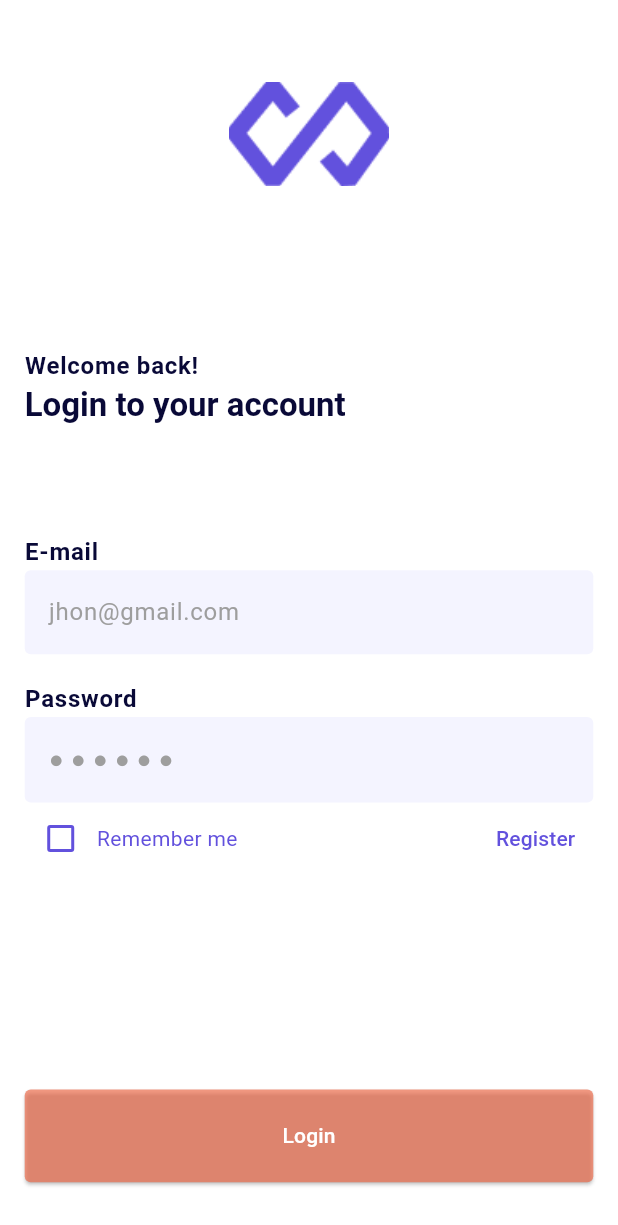
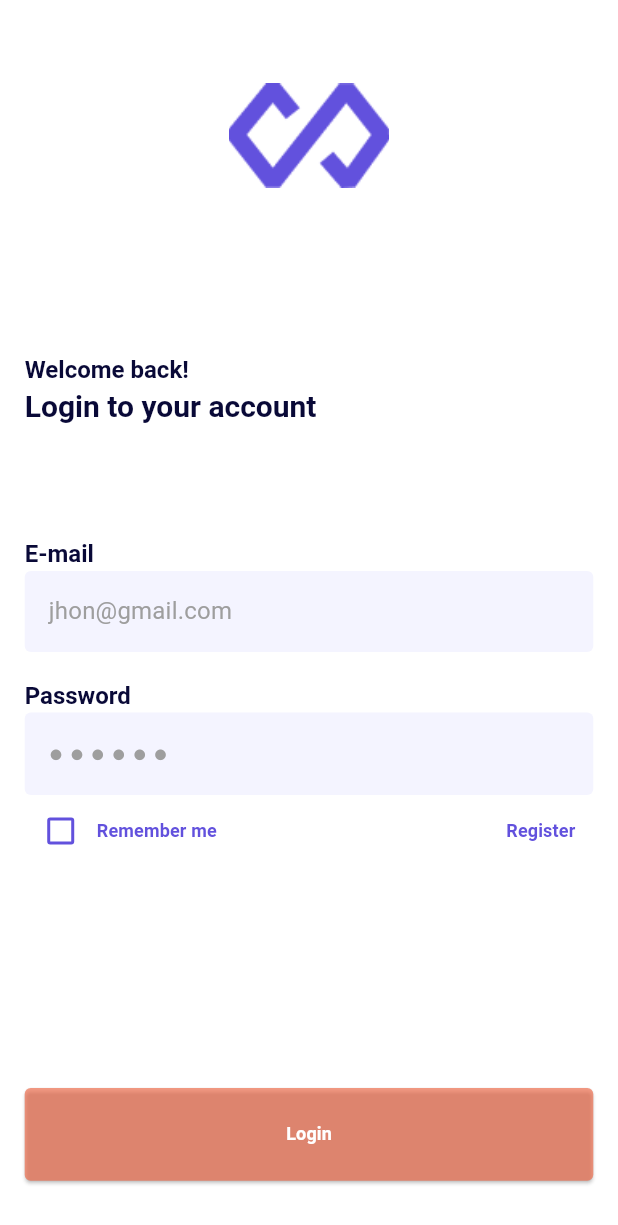
Before and after one commit to mustafanarin/Book-Store-App, a Flutter app: the LoginPage screen opened by its route, on a phone screen of 412 x 824 dp. Shown: the top 1225 px of the screen. Run offline on Flutter 3.47's test engine with Material 3 defaults, Android fonts, the phone set to English and light mode, and no system bars; our stand-ins replace auto_route, cached_network_image, dio, flutter_cache_manager, flutter_dotenv, flutter_hooks and 1 more; network calls fail; Roboto replaces fonts that are missing (Manrope).

Commit message:
proeject codes edited

```diff
--- a/lib/product/color/project_colors.dart
+++ b/lib/product/color/project_colors.dart
@@ -1,14 +1,12 @@
-import 'dart:ui';
-
 import 'package:flutter/material.dart';
 
 class ProjectColors{
 
-  static const Color entanRed = Color(0xffbacEF6B4A);
-  static const Color maWhite = Color(0xffF4F4FF);
-  static const Color flyByNight = Color(0xff1D1D4E); //first screen
-  static const Color majoreBlue = Color(0xff6251DD); // register text color
-  static const Color cosmicVoid = Color(0xff090937); // normal text color
+  static const Color entanRed = Color.fromRGBO(239, 107, 74, 0.675);
+  static const Color maWhite = Color.fromRGBO(244, 244, 255, 1);
+  static const Color flyByNight = Color.fromRGBO(29, 29, 78, 1); //first screen
+  static const Color majoreBlue = Color.fromRGBO(98, 81, 221, 1); // register text color
+  static const Color cosmicVoid = Color.fromRGBO(9, 9, 55, 1); // normal text color
   static const Color white = Colors.white;
   static const Color grey = Colors.grey;
 
--- a/lib/product/theme/light_theme.dart
+++ b/lib/product/theme/light_theme.dart
@@ -6,8 +6,10 @@ class LightTheme{
   ThemeData theme = ThemeData.light().copyWith(
     scaffoldBackgroundColor: ProjectColors.white,
     appBarTheme: const AppBarTheme(
+      scrolledUnderElevation: 0,
+      elevation: 0,
       backgroundColor: ProjectColors.white,
-      shadowColor: ProjectColors.maWhite,
+      //shadowColor: ProjectColors.maWhite,
       toolbarHeight: kToolbarHeight + VisualDensity.maximumDensity
     ),
     elevatedButtonTheme: ElevatedButtonThemeData(
@@ -31,11 +33,64 @@ class LightTheme{
                   filled: true,
                   fillColor: ProjectColors.maWhite,
                   hintStyle: TextStyle(color: ProjectColors.grey,fontWeight: FontWeight.w400),
+                  labelStyle: TextStyle(color: ProjectColors.cosmicVoid,fontWeight: FontWeight.w400),
+
                   suffixIconColor: ProjectColors.grey,
                   prefixIconColor: ProjectColors.grey
     ),
     checkboxTheme: const CheckboxThemeData(
       side: BorderSide(width: 2,color: ProjectColors.majoreBlue),
     ),
+    textTheme: const TextTheme(
+      headlineLarge: TextStyle(
+        fontFamily: 'Manrope',
+        fontWeight: FontWeight.w700,
+        fontSize: 20,
+        height: 27.32 / 20, // line height / font size
+        color: Color.fromRGBO(9, 9, 55, 1),
+      ),
+      headlineMedium: TextStyle(
+        fontFamily: 'Manrope',
+        fontWeight: FontWeight.w600,
+        fontSize: 16,
+        height: 21.86 / 16,
+        color: Color.fromRGBO(9, 9, 55, 0.6),
+      ),
+      titleMedium: TextStyle(
+        fontFamily: 'Manrope',
+        fontWeight: FontWeight.w400,
+        fontSize: 16,
+        height: 21.86 / 16,
+        color: Color.fromRGBO(9, 9, 55, 0.4),
+      ),
+      titleSmall: TextStyle(
+        fontFamily: 'Manrope',
+        fontWeight: FontWeight.w700,
+        fontSize: 12,
+        height: 16.39 / 12,
+        color: Color.fromRGBO(98, 81, 221, 1),
+      ),
+      labelLarge: TextStyle(
+        fontFamily: 'Manrope',
+        fontWeight: FontWeight.w600,
+        fontSize: 12,
+        height: 16.39 / 12,
+        color: Color.fromRGBO(9, 9, 55, 1),
+      ),
+      labelMedium: TextStyle(
+        fontFamily: 'Manrope',
+        fontWeight: FontWeight.w600,
+        fontSize: 10,
+        height: 13.66 / 12,
+        color: Color.fromRGBO(9, 9, 55, 0.6),
+      ),
+      labelSmall: TextStyle(
+        fontFamily: 'Manrope',
+        fontWeight: FontWeight.w600,
+        fontSize: 8,
+        height: 10.93 / 12,
+        color: Color.fromRGBO(9, 9, 55, 0.6),
+      ),
+    ),
   );
 }
--- a/lib/product/widgets/large_text.dart
+++ b/lib/product/widgets/large_text.dart
@@ -1,5 +1,3 @@
-import 'package:book_store_mobile/product/color/project_colors.dart';
-import 'package:book_store_mobile/product/extensions/build_context_extensions.dart';
 import 'package:flutter/material.dart';
 
 class LargeText extends StatelessWidget {
@@ -10,9 +8,6 @@ class LargeText extends StatelessWidget {
 
   @override
   Widget build(BuildContext context) {
-    return Text(text,style: context.textTheme().titleLarge?.copyWith(
-      fontWeight: FontWeight.w700,
-      color: ProjectColors.cosmicVoid
-    ),);
+    return Text(text,style: Theme.of(context).textTheme.headlineLarge);
   }
 }
--- a/lib/product/widgets/medium_text.dart
+++ b/lib/product/widgets/medium_text.dart
@@ -1,6 +1,5 @@
 
 import 'package:book_store_mobile/product/color/project_colors.dart';
-import 'package:book_store_mobile/product/extensions/build_context_extensions.dart';
 import 'package:flutter/material.dart';
 
 class MediumText extends StatelessWidget {
@@ -12,9 +11,6 @@ class MediumText extends StatelessWidget {
 
   @override
   Widget build(BuildContext context) {
-    return Text(text,style: context.textTheme().bodyLarge?.copyWith(
-      fontWeight: FontWeight.w600,
-      color: color
-    ),);
+    return Text(text,style: Theme.of(context).textTheme.headlineMedium?.copyWith(color: color));
   }
 }
--- a/lib/product/widgets/textFiled.dart
+++ b/lib/product/widgets/textFiled.dart
@@ -1,4 +1,5 @@
 
+import 'package:book_store_mobile/product/color/project_colors.dart';
 import 'package:flutter/material.dart';
 
 class TextFiledProject extends StatelessWidget {
@@ -20,6 +21,9 @@ class TextFiledProject extends StatelessWidget {
      decoration: InputDecoration(
        hintText: hintText,
      ),
+     style: Theme.of(context).textTheme.titleMedium?.copyWith(
+      color: ProjectColors.cosmicVoid
+     ),
      obscureText: obscure,
   );
   }
--- a/lib/view/login_page.dart
+++ b/lib/view/login_page.dart
@@ -1,7 +1,6 @@
 import 'package:auto_route/auto_route.dart';
-import 'package:book_store_mobile/product/color/project_colors.dart';
+import 'package:book_store_mobile/product/extensions/assets/logo_path_extension.dart';
 import 'package:book_store_mobile/product/extensions/build_context_extensions.dart';
-import 'package:book_store_mobile/product/extensions/assets/logo_path_extension.dart';
 import 'package:book_store_mobile/product/navigator/app_router.dart';
 import 'package:book_store_mobile/product/validator/validators.dart';
 import 'package:book_store_mobile/product/widgets/elevated_button.dart';
@@ -53,7 +52,7 @@ class _LoginPageState extends State<LoginPage> {
               MediumText(text: emailText),
               _TextFiledEmail(tfEmailHint: tfEmailHint, epostController: epostController),
               const Spacer(flex: 5),
-              MediumText(text: passwordText),
+              MediumText(text: passwordText,),
               _TextFieldPassword(tfPasswordHint: tfPasswordHint, passwordController: passwordController),
               Row(
                 children: [
@@ -73,6 +72,7 @@ class _LoginPageState extends State<LoginPage> {
     );
   }
 
+  // ignore: non_constant_identifier_names
   Checkbox _CheckBox() {
     return Checkbox(value: check, onChanged:(value) => setState(() {
             check = value ?? false;
@@ -82,9 +82,7 @@ class _LoginPageState extends State<LoginPage> {
 }
 
 class _ScreenLogo extends StatelessWidget {
-  const _ScreenLogo({
-    super.key,
-  });
+  const _ScreenLogo();
 
   @override
   Widget build(BuildContext context) {
@@ -99,7 +97,6 @@ class _ScreenLogo extends StatelessWidget {
 
 class _TextFiledEmail extends StatelessWidget {
   const _TextFiledEmail({
-    super.key,
     required this.tfEmailHint,
     required this.epostController,
   });
@@ -115,7 +112,6 @@ class _TextFiledEmail extends StatelessWidget {
 
 class _TextFieldPassword extends StatelessWidget {
   const _TextFieldPassword({
-    super.key,
     required this.tfPasswordHint,
     required this.passwordController,
   });
@@ -131,7 +127,6 @@ class _TextFieldPassword extends StatelessWidget {
 
 class _CheckBoxText extends StatelessWidget {
   const _CheckBoxText({
-    super.key,
     required this.checkBoxText,
   });
 
@@ -139,13 +134,12 @@ class _CheckBoxText extends StatelessWidget {
 
   @override
   Widget build(BuildContext context) {
-    return Text(checkBoxText,style: const TextStyle(color: ProjectColors.majoreBlue),);
+    return Text(checkBoxText,style: Theme.of(context).textTheme.titleSmall,);
   }
 }
 
 class _GoRegisterPageText extends StatelessWidget {
   const _GoRegisterPageText({
-    super.key,
     required this.registerText,
   });
 
@@ -154,14 +148,13 @@ class _GoRegisterPageText extends StatelessWidget {
   @override
   Widget build(BuildContext context) {
     return TextButton(
-      onPressed:() => AutoRouter.of(context).push(const RegisterRoute()),
-      child: Text(registerText,style: const TextStyle(color: ProjectColors.majoreBlue),));
+      onPressed:() => context.pushRoute(const RegisterRoute()),
+      child: Text(registerText,style: Theme.of(context).textTheme.titleSmall));
   }
 }
 
 class _LoginButton extends StatelessWidget {
   const _LoginButton({
-    super.key,
     required this.loginButtonText,
     required GlobalKey<FormState> formkey,
   }) : _key = formkey;
@@ -173,7 +166,7 @@ class _LoginButton extends StatelessWidget {
   Widget build(BuildContext context) {
     return ElevatedButtonProject(text: loginButtonText, onPressed: () {
      if(_key.currentState?.validate() ?? false){
-      AutoRouter.of(context).replaceAll([CatalogRoute()]);
+      context.router.replaceAll([const CatalogRoute()]);
 }
  },);
   }
--- a/lib/view/splash_page.dart
+++ b/lib/view/splash_page.dart
@@ -1,7 +1,7 @@
 import 'package:auto_route/auto_route.dart';
 import 'package:book_store_mobile/product/color/project_colors.dart';
+import 'package:book_store_mobile/product/extensions/assets/logo_path_extension.dart';
 import 'package:book_store_mobile/product/extensions/build_context_extensions.dart';
-import 'package:book_store_mobile/product/extensions/assets/logo_path_extension.dart';
 import 'package:book_store_mobile/product/navigator/app_router.dart';
 import 'package:book_store_mobile/product/widgets/elevated_button.dart';
 import 'package:flutter/material.dart';
@@ -35,9 +35,9 @@ class _SplashPageState extends State<SplashPage> {
               child: Image.asset(LogoName.app_logo.path(),fit: BoxFit.contain,))),
             const Spacer(),
             ElevatedButtonProject(text: loginButtonText,
-            onPressed: () => AutoRouter.of(context).replace(LoginRoute())),
+            onPressed: () => context.router.replace(const LoginRoute())),
             ElevatedButtonProject(text: skipButtonText,
-            onPressed: () => AutoRouter.of(context).replace(LoginRoute()),backgroundColor: ProjectColors.flyByNight,textColor: ProjectColors.majoreBlue,)
+            onPressed: () => context.router.replace(const LoginRoute()),backgroundColor: ProjectColors.flyByNight,textColor: ProjectColors.majoreBlue,)
           ],
         ),
       ),
--- a/lib/view_model/catalog_view_model.dart
+++ b/lib/view_model/catalog_view_model.dart
@@ -3,80 +3,6 @@ import 'package:book_store_mobile/model/product_model.dart';
 import 'package:book_store_mobile/services/category_service.dart';
 import 'package:book_store_mobile/services/product_service.dart';
 import 'package:flutter/material.dart';
-
-//filterByCategory oluştur dışardan arayacağımız şeyi filterda arayacağız
-  // arama yapmıyorsa(filter boşsa?) filterı _prouctsbycategory eşitle
-// class CatalogViewModel extends ChangeNotifier{
-//   final CategoryService _categoryService = CategoryService();
-//   List<CategoryModel> _categories = [];
-//   List<CategoryModel> get categories => _categories;
-
-//   List<ProductModel> products = [];
-//   final ProductService _productService = ProductService();
-//   List<Map<int, List<ProductModel>>> _productsByCategory = [];
-
-//   List<ProductModel> getProductsForCategory(int categoryId) => _productsByCategory.firstWhere((element) => element.keys.first == categoryId).values.first;
-
-//   String? imageUrl;
-
-//   bool isLoading = false;
-
-//   CatalogViewModel(){
-//     categoryFetch();
-//   }
-//   void _changeLoading(){
-//     isLoading = !isLoading;
-//     notifyListeners();
-//   }
-
-
-//   Future<void> categoryFetch() async{
-//     try{
-//      _changeLoading();
-//     _categories = await _categoryService.fetchCategories();
-//     fetchProductsByCategory(1);
-
-//     _changeLoading();
-//     }catch(e){
-//       print(e.toString());
-//     }
-//   }
-
-//   Future<void> fetchProductsByCategory(int categoryId) async {
-//      _changeLoading();
-
-//     List<Map<int, List<ProductModel>>> productsByCategories = [];
-
-//     try {
-
-//       if(_categories.isNotEmpty){
-//         for(var i = 0; i<_categories.length; i++){
-//           final list = await _productService.fetchProductsByCategory(_categories[i].id);
-
-//           final data = {_categories[i].id ?? 0: list};
-
-//           productsByCategories.add(data);
-//         }
-
-//         _productsByCategory = productsByCategories;
-//       }
-
-//     } catch (e) {
-//       print(e.toString());
-//     }
-//      _changeLoading();
-
-//   }
-
-//   Future<void> getCoverImageUrl(String fileName) async {
-//     _changeLoading();
-//     imageUrl = await _productService.getCoverImageUrl(fileName);
-//     notifyListeners();
-//     _changeLoading();
-//   }
-
-
-// }
 
 class CatalogViewModel extends ChangeNotifier {
   final CategoryService _categoryService = CategoryService();
@@ -90,6 +16,8 @@ class CatalogViewModel extends ChangeNotifier {
 
   String? imageUrl;
   bool isLoading = false;
+  int selectedIndex = 0;
+  int customTabBarIndex = 0;
 
   CatalogViewModel() {
    categoryFetch();
@@ -130,11 +58,6 @@ class CatalogViewModel extends ChangeNotifier {
     _changeLoading();
   }
 
-  // Future<void> getCoverImageUrl(String fileName) async {
-  //   _changeLoading();
-  //   imageUrl = await _productService.getCoverImageUrl(fileName);
-  //   _changeLoading();
-  // }
 
   void filterByCategory(String query) {
     if (query.isEmpty) {
@@ -158,4 +81,13 @@ class CatalogViewModel extends ChangeNotifier {
         .firstWhere((element) => element.keys.first == categoryId,
                     orElse: () => {categoryId: []}).values.first;
   }
+
+  void changeIndex(int index){
+    selectedIndex = index;
+    notifyListeners();
+  }
+  void changeCustomTabbarIndex(int index){
+    customTabBarIndex = index;
+    notifyListeners();
+  }
 }
--- a/pubspec.yaml
+++ b/pubspec.yaml
@@ -45,6 +45,7 @@ dependencies:
 
   # StateManagment
   provider: ^6.1.2
+  flutter_hooks: ^0.20.5
 
   # Image Cache
   cached_network_image: ^3.3.1
```
Also changed, not shown: lib/product/extensions/assets/image_json_path_extension.dart (added, +9 -0 lines), lib/product/extensions/assets/image_png_path_extension.dart (added, +9 -0 lines), lib/product/part_of/part_custom_tabbar.dart (+5 -9 lines), lib/product/widgets/textfield_search.dart (+6 -2 lines), lib/view/catalog_page.dart (+33 -44 lines), lib/view/category_page.dart (+24 -37 lines), lib/view/product_detail_page.dart (+4 -4 lines), lib/view/register_page.dart (+5 -12 lines), pubspec.lock.
